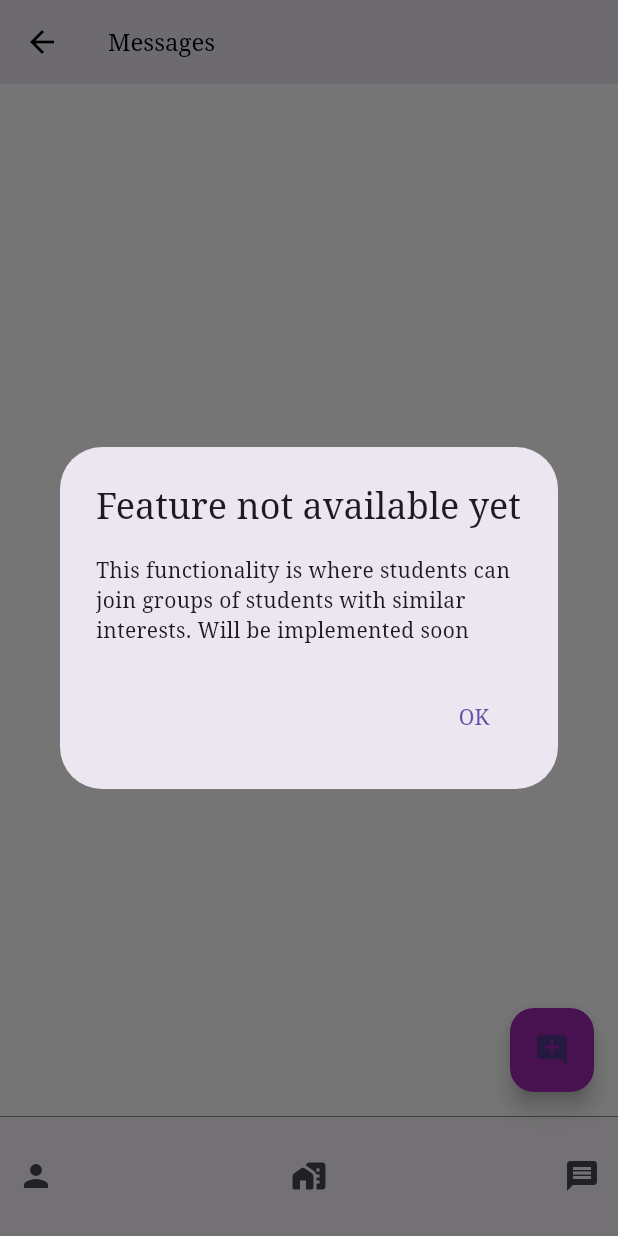
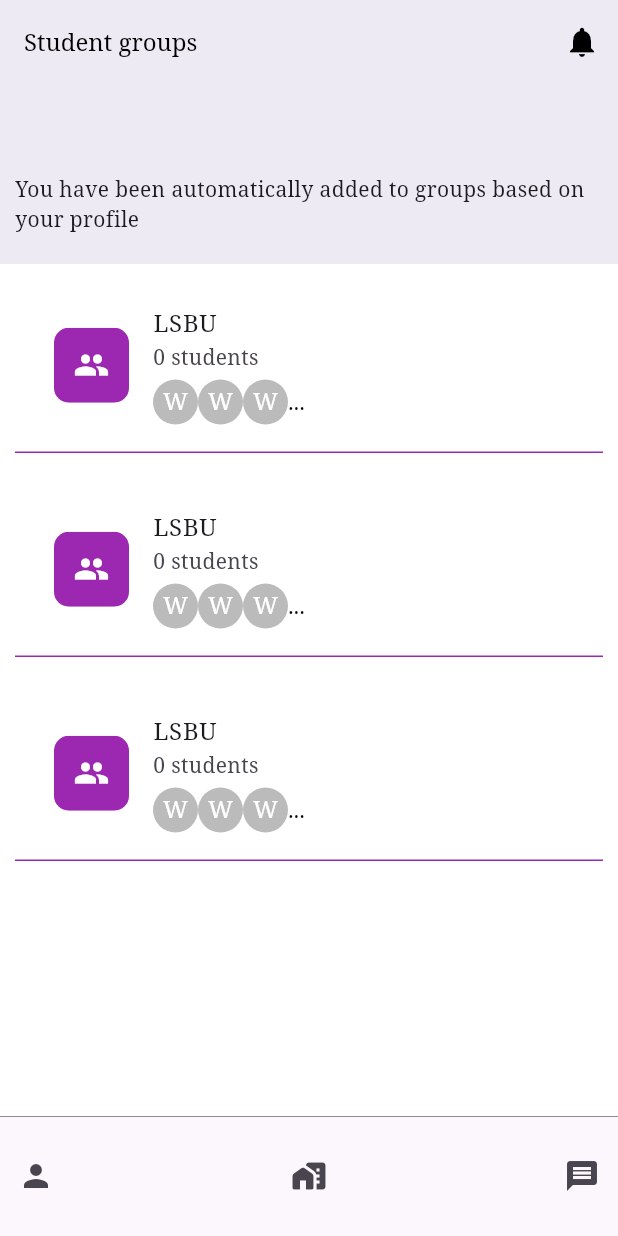
Before and after one commit to Safo-Samson/UniConnect, a Flutter app: the ChatMessagePage screen opened by its route, item 2 of the bottom bar chosen, on a phone screen of 412 x 824 dp. Run offline on Flutter 3.47's test engine with Material 3 defaults, Android fonts, the phone set to English and light mode, and no system bars; our stand-ins replace awesome_notifications, cloud_firestore, firebase_auth, firebase_core, firebase_messaging, flutter_local_notifications and 1 more; accounts and stored records are empty.

Commit message:
t16 - automatically adding users to groups set up

```diff
--- a/lib/constants/routes.dart
+++ b/lib/constants/routes.dart
@@ -19,3 +19,4 @@ const filteredResultsRoute = '/filtered_results';
 const viewProfileRoute = '/view-profile';
 const notificationRoute = '/notification';
 const notificationRouteFromTap = '/notification-from-tap';
+const groupsRoute = '/groups';
--- a/lib/main.dart
+++ b/lib/main.dart
@@ -12,6 +12,7 @@ import 'package:uniconnect/views/homepage_views/apply_filters.dart';
 import 'package:uniconnect/views/homepage_views/chat_messages.dart';
 import 'package:uniconnect/views/homepage_views/filtered_results.dart';
 import 'package:uniconnect/views/homepage_views/friend_suggestions.dart';
+import 'package:uniconnect/views/homepage_views/groups.dart';
 import 'package:uniconnect/views/homepage_views/notifications.dart';
 import 'package:uniconnect/views/info_views/carousel_info/finish_carousel.dart';
 import 'package:uniconnect/views/info_views/carousel_info/global_connect_info.dart';
@@ -67,6 +68,7 @@ class HomePage extends StatelessWidget {
         statusVerifiedRoute: (context) => const StudentVerified(),
         whyNationalityRoute: (context) => const WhyNationalityInfo(),
         moreInfoSignUpRoute: (context) => const MoreSignUpInfo(),
+
         localConnectRoute: (context) => LocalConnect(
               widgetData: localConnectData,
               showLocationToggle: false,
@@ -89,6 +91,23 @@ class HomePage extends StatelessWidget {
           return FriendSuggestions(
               currentUserNationality: currentUserNationality);
         },
+        groupsRoute: (context) {
+          final Map<String, dynamic> arguments = ModalRoute.of(context)!
+              .settings
+              .arguments as Map<String, dynamic>;
+          final String currentUserNationality =
+              arguments['currentUserNationality'];
+          final String currentUserResidence = arguments['currentUserResidence'];
+          final String currentUserCourse = arguments['currentUserCourse'];
+
+          return Groups(
+            currentUserNationality: currentUserNationality,
+            currentUserResidence: currentUserResidence,
+            currentUserCourse: currentUserCourse,
+          );
+        },
+
+
         chatMessagesRoute: (context) => const ChatMessagePage(),
         applyFiltersRoute: (context) => const ApplyFilters(),
         filteredResultsRoute: (context) {
--- a/lib/services/auth/auth_exceptions.dart
+++ b/lib/services/auth/auth_exceptions.dart
@@ -16,4 +16,8 @@ class UserNotLoggedInAuthException implements Exception {}
 
 class CouldNotGetUserNationalityException implements Exception {}
 
+class CouldNotGetUserCourseException implements Exception {}
+
+class CouldNotGetUserResidenceException implements Exception {}
+
 class AllFiltersEmptyException implements Exception {}
--- a/lib/services/auth/auth_provider.dart
+++ b/lib/services/auth/auth_provider.dart
@@ -26,6 +26,10 @@ abstract class MyAuthProvider {
 
   Future<String> getUserNationality(String userId);
 
+  Future<String> getUserResidence(String userId);
+
+  Future<String> getUserCourse(String userId);
+
   Future<UserProfile> getCurrentUserProfile();
 
 }
--- /dev/null
+++ b/lib/utils/unamed_utilities/random_letter.dart
@@ -0,0 +1,8 @@
+import 'dart:math';
+
+String generateRandomUppercaseLetter() {
+  final Random random = Random();
+  final int charCode =
+      random.nextInt(26) + 65; // ASCII code for uppercase letters (65-90)
+  return String.fromCharCode(charCode);
+}
--- /dev/null
+++ b/lib/views/homepage_views/groups.dart
@@ -0,0 +1,162 @@
+// ignore_for_file: use_build_context_synchronously
+
+import 'package:flutter/material.dart';
+import 'package:flutter_spinkit/flutter_spinkit.dart';
+import 'package:uniconnect/constants/notification_list.dart';
+import 'package:uniconnect/constants/routes.dart';
+import 'package:uniconnect/services/database_cloud/database_service.dart';
+import 'package:uniconnect/utils/Brand/brand_colours.dart';
+import 'package:uniconnect/utils/Brand/brand_fonts.dart';
+import 'package:uniconnect/utils/Brand/spaces.dart';
+import 'package:uniconnect/widgets/group_container.dart';
+import 'package:uniconnect/widgets/home_bottom_navigation.dart';
+import 'package:uniconnect/widgets/user_profile.dart';
+
+import 'dart:developer' as devtols show log;
+
+class Groups extends StatefulWidget {
+  final String currentUserNationality;
+  final String currentUserResidence;
+  final String currentUserCourse;
+  const Groups(
+      {Key? key,
+      required this.currentUserNationality,
+      required this.currentUserResidence,
+      required this.currentUserCourse})
+      : super(key: key);
+
+  @override
+  State<Groups> createState() => _GroupsState();
+}
+
+class _GroupsState extends State<Groups> {
+  late String currentUserNationality = widget.currentUserNationality;
+  late String currentUserResidence = widget.currentUserResidence;
+  late String currentUserCourse = widget.currentUserCourse;
+
+  @override
+  Widget build(BuildContext context) {
+    bool hasNotifications = notifications.isNotEmpty;
+
+    return Scaffold(
+      appBar: AppBar(
+        backgroundColor: Colors.white,
+        iconTheme: const IconThemeData(color: Colors.black),
+        elevation: 8,
+        title: const Text(
+          'Student groups',
+          style: TextStyle(
+            color: Colors.black,
+            fontSize: BrandFonts.h2,
+          ),
+        ),
+        flexibleSpace: Container(
+          decoration: const BoxDecoration(
+            color: Color.fromARGB(0, 255, 255, 255),
+          ),
+        ),
+        bottom: PreferredSize(
+          preferredSize:
+              const Size.fromHeight(120.0), // Increase the height if necessary
+          child: Padding(
+            padding: const EdgeInsets.all(10.0),
+            child: Column(
+              crossAxisAlignment: CrossAxisAlignment.stretch,
+              children: [
+                const Text(
+                  'You have been automatically added to groups based on your profile',
+                  style: TextStyle(),
+                ),
+                verticalSpace(10),
+              ],
+            ),
+          ),
+        ),
+        actions: [
+          IconButton(
+            icon: Icon(
+              hasNotifications
+                  ? Icons.notifications_active
+                  : Icons.notifications,
+              size: BrandFonts.iconSize,
+              color: hasNotifications ? Colors.red : null,
+            ),
+            onPressed: () {
+              Navigator.pushNamed(
+                context,
+                notificationRoute,
+              );
+            },
+          ),
+        ],
+      ),
+      body: Column(
+        children: [
+          Expanded(
+            child: FutureBuilder(
+              future: Future.wait([
+                DatabaseService.currentDatabaseService()
+                    .getUsersWithNationality(currentUserNationality),
+                DatabaseService.currentDatabaseService()
+                    .getUsersWithCourse(currentUserCourse),
+                DatabaseService.currentDatabaseService()
+                    .getUsersWithResidence(currentUserResidence),
+              ]),
+              builder: (BuildContext context, AsyncSnapshot snapshot) {
+                if (snapshot.connectionState == ConnectionState.waiting) {
+                  return Center(
+                    child: SpinKitCircle(
+                      color: BrandColor.primary,
+                      size: 50,
+                    ),
+                  );
+                }
+                if (snapshot.hasError) {
+                  devtols.log(snapshot.error.toString());
+
+                  return const Center(
+                    child: Text('Error fetching groups'),
+                  );
+                }
+
+                if (snapshot.hasData) {
+                  final List<Iterable<UserProfile>> usersLists =
+                      snapshot.data as List<Iterable<UserProfile>>;
+                  final List<int> userCounts =
+                      usersLists.map((users) => users.length).toList();
+
+                  final nationalityGroupCount = userCounts[0].toString();
+                  final courseGroupCount = userCounts[1].toString();
+                  final residenceGroupCount = userCounts[2].toString();
+
+                  return Column(
+                    children: [
+                      GroupContainer(
+                        groupName: currentUserNationality,
+                        numberOfMembers: nationalityGroupCount,
+                      ),
+                      GroupContainer(
+                        groupName: currentUserCourse,
+                        numberOfMembers: courseGroupCount,
+                      ),
+                      GroupContainer(
+                        groupName: currentUserResidence,
+                        numberOfMembers: residenceGroupCount,
+                        // imageSource:
+                        //     'assets/img/halls/$currentUserResidence.png',
+                      ),
+                    ],
+                  );
+                }
+                return const Center(
+                  child: Text('No groups found'),
+                );
+              },
+            ),
+          ),
+          const HomeBottomNavigation(),
+        ],
+      ),
+    );
+  }
+}
--- /dev/null
+++ b/lib/widgets/group_container.dart
@@ -0,0 +1,98 @@
+// ignore_for_file: prefer_const_constructors_in_immutables, must_be_immutable
+
+import 'package:flutter/material.dart';
+import 'package:uniconnect/utils/Brand/brand_colours.dart';
+import 'package:uniconnect/utils/Brand/spaces.dart';
+import 'package:uniconnect/utils/unamed_utilities/random_letter.dart';
+
+class GroupContainer extends StatefulWidget {
+  final String groupName;
+  final String numberOfMembers;
+  final String? imageSource; // Optional image source
+
+  GroupContainer({
+    Key? key,
+    required this.groupName,
+    required this.numberOfMembers,
+    this.imageSource, // Optional parameter
+  }) : super(key: key);
+
+  @override
+  State<GroupContainer> createState() => _GroupContainerState();
+}
+
+class _GroupContainerState extends State<GroupContainer> {
+  @override
+  Widget build(BuildContext context) {
+    return Container(
+      margin: const EdgeInsets.all(10.0),
+      padding: const EdgeInsets.all(10.0),
+      decoration: BoxDecoration(
+        color: Colors.white,
+        border: Border(
+          bottom: BorderSide(color: BrandColor.primary),
+        ),
+      ),
+      child: ListTile(
+        leading: widget.imageSource != null
+            ? Image.asset(
+                widget.imageSource!,
+                width: 50,
+                height: 50,
+                fit: BoxFit.cover,
+              )
+            : ClipRRect(
+                borderRadius: BorderRadius.circular(10.0),
+                child: Container(
+                  width: 50,
+                  height: 50, // Adjust the height as needed
+                  color: BrandColor.primary,
+                  child: const Icon(Icons.people, color: Colors.white),
+                ),
+              ),
+        title: Text("LSBU ${widget.groupName}"),
+        subtitle: Row(
+          mainAxisAlignment: MainAxisAlignment.spaceBetween,
+          children: [
+            Column(
+              crossAxisAlignment: CrossAxisAlignment.start,
+              children: [
+                Text("${widget.numberOfMembers} students"),
+                verticalSpace(5.0),
+                _buildAvatarStack(),
+              ],
+            ),
+          ],
+        ),
+        trailing: null,
+      ),
+    );
+  }
+
+  Widget _buildAvatarStack() {
+    final List<Widget> avatars = List.generate(3, (index) {
+      return CircleAvatar(
+        backgroundColor: const Color.fromARGB(179, 158, 158, 158),
+        radius: 15,
+        child: Text(
+          generateRandomUppercaseLetter(),
+          style: TextStyle(
+            color: BrandColor.white,
+          ),
+        ),
+      );
+    });
+
+    return Row(
+      children: [
+        ...avatars,
+        const Text(
+          '...', // Ellipsis
+          style: TextStyle(
+            color: Colors.black,
+          ),
+        ),
+      ],
+    );
+  }
+}
```
Also changed, not shown: lib/services/auth/auth_service.dart (+12 -0 lines), lib/services/auth/firebase_auth_provider.dart (+31 -0 lines), lib/services/database_cloud/database_provider.dart (+7 -0 lines), lib/services/database_cloud/database_service.dart (+10 -0 lines), lib/services/database_cloud/firebase_cloud_service.dart (+59 -4 lines), lib/widgets/group_details.dart (added, +31 -0 lines), lib/widgets/home_bottom_navigation.dart (+19 -4 lines), assets/img/halls/Dante Road.png (added), assets/img/halls/David Bomberg House.png (added), assets/img/halls/McLaren House.png (added).
